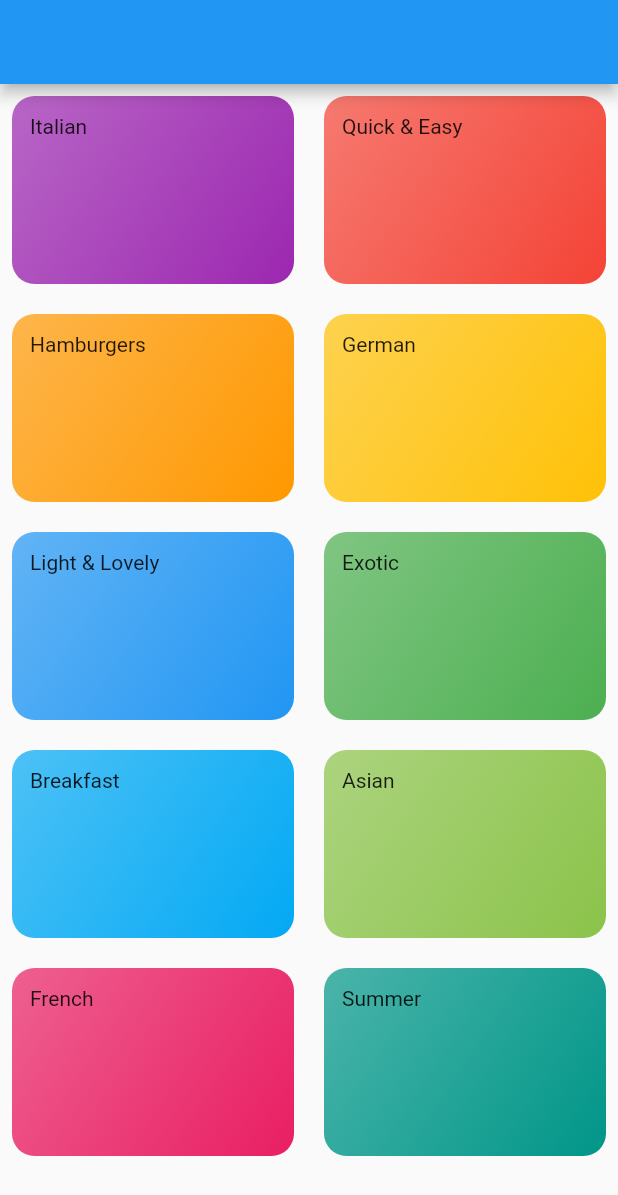
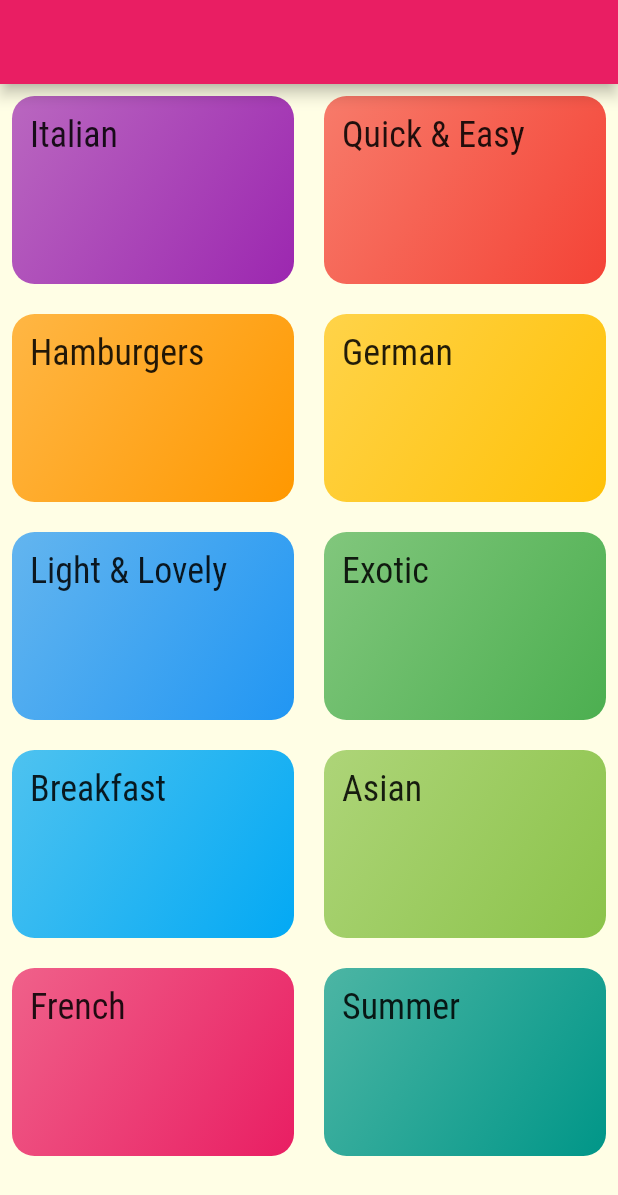
Before and after one commit to ajnart/flutter, a Flutter app: the screen it shows after launch, on a phone screen of 412 x 824 dp. Shown: the top 1195 px of the screen. Run offline on Flutter 3.47's test engine with Material 2 defaults, Android fonts, the phone set to English and light mode, and no system bars; our stand-ins replace getwidget, google_fonts, material_design_icons_flutter, table_calendar; missing offline and left inert: dart:html, dart:js.

Commit message:
Change base app style

```diff
--- a/masterborger/lib/category_item.dart
+++ b/masterborger/lib/category_item.dart
@@ -10,7 +10,7 @@ class CategoryItem extends StatelessWidget {
   Widget build(BuildContext context) {
     return Container(
       padding: const EdgeInsets.all(12),
-      child: Text(title),
+      child: Text(title, style: Theme.of(context).textTheme.headline6),
       decoration: BoxDecoration(
         gradient: LinearGradient(colors: [
           color.withOpacity(0.7),
--- a/masterborger/lib/main.dart
+++ b/masterborger/lib/main.dart
@@ -11,8 +11,17 @@ class MyApp extends StatelessWidget {
     return MaterialApp(
       title: 'Flutter Demo',
       theme: ThemeData(
-        primarySwatch: Colors.blue,
-      ),
+          accentColor: Colors.amber,
+          primarySwatch: Colors.pink,
+          canvasColor: Color.fromRGBO(255, 254, 229, 1),
+          fontFamily: 'Raleway',
+          textTheme: ThemeData.light().textTheme.copyWith(
+              bodyText1: TextStyle(color: Color.fromRGBO(20, 51, 51, 1)),
+              bodyText2: TextStyle(color: Color.fromRGBO(20, 51, 51, 1)),
+              headline6: TextStyle(
+                fontFamily: 'RobotoCondensed',
+                fontSize: 24,
+              ))),
       home: CategoriesScreen(),
     );
   }
```
